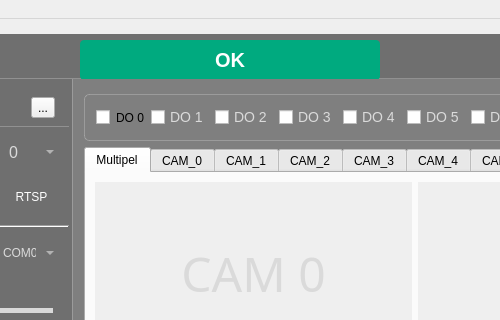
Above: ui_files/main_win.ui from bigcheng123/Scratches-detected before the change; both pictures show x 277 to 777 and y 0 to 320 of the 1371 by 684 pixel window. Below: the same form after it.
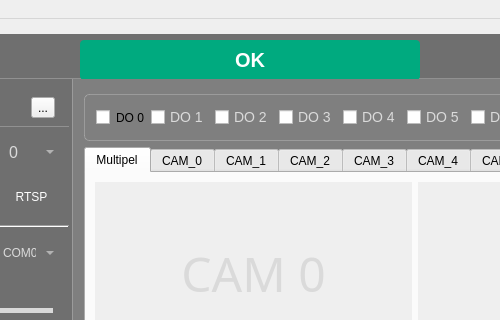
That is the form after the change. Icons and pictures are not drawn. Custom widgets are drawn as their Qt base class.

Diff of the .ui file:
```diff
--- a/ui_files/main_win.ui
+++ b/ui_files/main_win.ui
@@ -198,17 +198,20 @@
            <widget class="QPushButton" name="pushButton_2">
             <property name="minimumSize">
              <size>
-              <width>300</width>
+              <width>340</width>
               <height>40</height>
              </size>
             </property>
             <property name="styleSheet">
-             <string notr="true">font-size: 20px;
+             <string notr="true">QPushButton {
+font-size: 20px;
 font-family: &quot;Microsoft YaHei&quot;;
 font-weight: bold;
 border-radius:4px;
 background-color: rgb(0, 170, 127);
-color: rgb(255, 255, 255);</string>
+color: rgb(255, 255, 255);
+}
+</string>
             </property>
             <property name="text">
              <string>OK</string>
```
Left out of the diff: 10 changed lines with no effect on the pictures.
